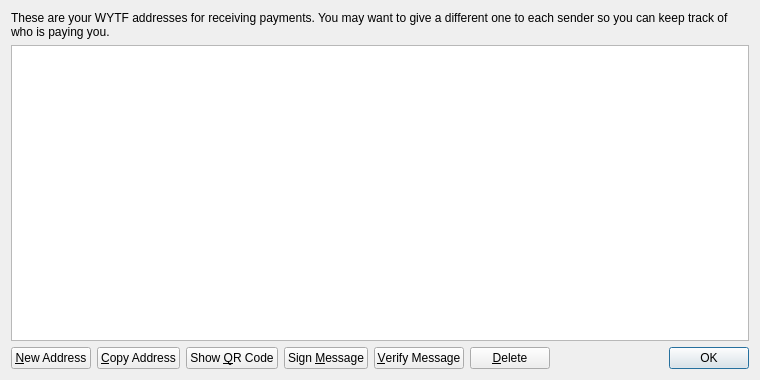
Qt form src/qt/forms/addressbookpage.ui (Tillkoeln/WYTF) before a commit.
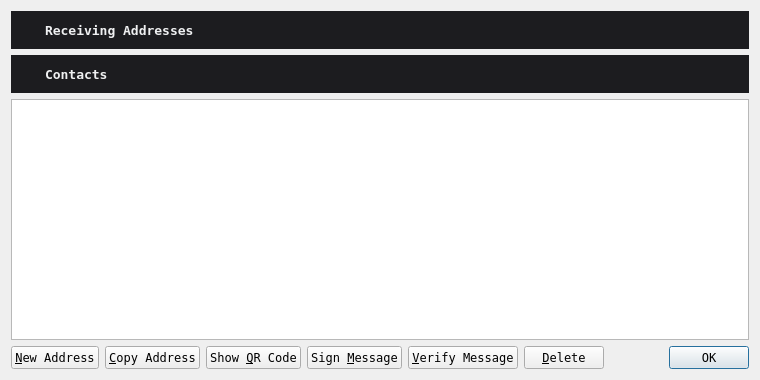
The same form after that commit. Icons and pictures are not drawn.

Patch:
```diff
--- a/src/qt/forms/addressbookpage.ui
+++ b/src/qt/forms/addressbookpage.ui
@@ -10,21 +10,155 @@
     <height>380</height>
    </rect>
   </property>
+  <property name="font">
+   <font>
+    <family>Inconsolata</family>
+   </font>
+  </property>
   <property name="windowTitle">
    <string>Address Book</string>
   </property>
+  <property name="styleSheet">
+   <string notr="true">font-family: Inconsolata;</string>
+  </property>
   <layout class="QVBoxLayout" name="verticalLayout">
+   <property name="topMargin">
+    <number>11</number>
+   </property>
    <item>
-    <widget class="QLabel" name="labelExplanation">
-     <property name="text">
-      <string>These are your WYTF addresses for receiving payments. You may want to give a different one to each sender so you can keep track of who is paying you.</string>
+    <widget class="QWidget" name="labelExplanation" native="true">
+     <property name="maximumSize">
+      <size>
+       <width>16777215</width>
+       <height>38</height>
+      </size>
      </property>
-     <property name="textFormat">
-      <enum>Qt::PlainText</enum>
+     <property name="styleSheet">
+      <string notr="true">background-color: #1C1C1F;</string>
      </property>
-     <property name="wordWrap">
-      <bool>true</bool>
+     <layout class="QHBoxLayout" name="horizontalLayout_4_1_2">
+      <property name="spacing">
+       <number>6</number>
+      </property>
+      <property name="topMargin">
+       <number>9</number>
+      </property>
+      <item>
+       <widget class="QLabel" name="label_2">
+        <property name="minimumSize">
+         <size>
+          <width>16</width>
+          <height>0</height>
+         </size>
+        </property>
+        <property name="maximumSize">
+         <size>
+          <width>16</width>
+          <height>16777215</height>
+         </size>
+        </property>
+        <property name="text">
+         <string>&lt;html&gt;&lt;head/&gt;&lt;body&gt;&lt;p&gt;&lt;img src=&quot;:/icons/addresses&quot;/&gt;&lt;/p&gt;&lt;/body&gt;&lt;/html&gt;</string>
+        </property>
+       </widget>
+      </item>
+      <item>
+       <widget class="QLabel" name="label_5_1_2">
+        <property name="font">
+         <font>
+          <family>Inconsolata</family>
+         </font>
+        </property>
+        <property name="styleSheet">
+         <string notr="true">margin-top:2px;</string>
+        </property>
+        <property name="text">
+         <string>&lt;html&gt;&lt;head/&gt;&lt;body&gt;&lt;p&gt;&lt;span style=&quot; font-size:13px; font-weight:600; color:#eff0f1;&quot;&gt; Receiving Addresses &lt;/span&gt;&lt;/p&gt;&lt;/body&gt;&lt;/html&gt;</string>
+        </property>
+       </widget>
+      </item>
+      <item>
+       <spacer name="horizontalSpacer_2_1_2">
+        <property name="orientation">
+         <enum>Qt::Horizontal</enum>
+        </property>
+        <property name="sizeHint" stdset="0">
+         <size>
+          <width>40</width>
+          <height>20</height>
+         </size>
+        </property>
+       </spacer>
+      </item>
+     </layout>
+    </widget>
+   </item>
+   <item>
+    <widget class="QWidget" name="labelExplanation2" native="true">
+     <property name="maximumSize">
+      <size>
+       <width>16777215</width>
+       <height>38</height>
+      </size>
      </property>
+     <property name="styleSheet">
+      <string notr="true">background-color: #1C1C1F;</string>
+     </property>
+     <layout class="QHBoxLayout" name="horizontalLayout_4_1_2_2">
+      <property name="spacing">
+       <number>6</number>
+      </property>
+      <property name="topMargin">
+       <number>9</number>
+      </property>
+      <item>
+       <widget class="QLabel" name="label_2_22">
+        <property name="minimumSize">
+         <size>
+          <width>16</width>
+          <height>0</height>
+         </size>
+        </property>
+        <property name="maximumSize">
+         <size>
+          <width>16</width>
+          <height>16777215</height>
+         </size>
+        </property>
+        <property name="text">
+         <string>&lt;html&gt;&lt;head/&gt;&lt;body&gt;&lt;p&gt;&lt;img src=&quot;:/icons/address-book3&quot;/&gt;&lt;/p&gt;&lt;/body&gt;&lt;/html&gt;</string>
+        </property>
+       </widget>
+      </item>
+      <item>
+       <widget class="QLabel" name="label_5_1_2_2">
+        <property name="font">
+         <font>
+          <family>Inconsolata</family>
+         </font>
+        </property>
+        <property name="styleSheet">
+         <string notr="true">margin-top:2px;</string>
+        </property>
+        <property name="text">
+         <string>&lt;html&gt;&lt;head/&gt;&lt;body&gt;&lt;p&gt;&lt;span style=&quot; font-size:13px; font-weight:600; color:#eff0f1;&quot;&gt; Contacts &lt;/span&gt;&lt;/p&gt;&lt;/body&gt;&lt;/html&gt;</string>
+        </property>
+       </widget>
+      </item>
+      <item>
+       <spacer name="horizontalSpacer_2_1_2_2">
+        <property name="orientation">
+         <enum>Qt::Horizontal</enum>
+        </property>
+        <property name="sizeHint" stdset="0">
+         <size>
+          <width>40</width>
+          <height>20</height>
+         </size>
+        </property>
+       </spacer>
+      </item>
+     </layout>
     </widget>
    </item>
    <item>
```
Left out of the diff: 12 changed lines with no effect on the pictures.
